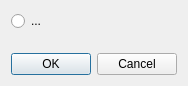
startkladde/startkladde, file src/gui/windows/input/ChoiceDialog.ui: the form before one commit.
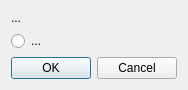
The form after the commit.

Commit message: Add Flarm ID check (helper class for checking for conflicts on Flarm ID changes)

Patch:
```diff
--- a/src/gui/windows/input/ChoiceDialog.ui
+++ b/src/gui/windows/input/ChoiceDialog.ui
@@ -20,6 +20,13 @@
       <property name="margin">
        <number>0</number>
       </property>
+      <item>
+       <widget class="QLabel" name="textLabel">
+        <property name="text">
+         <string notr="true">...</string>
+        </property>
+       </widget>
+      </item>
       <item>
        <widget class="QRadioButton" name="firstChoiceInput">
         <property name="text">
```
The commit also changes 18 other files.
